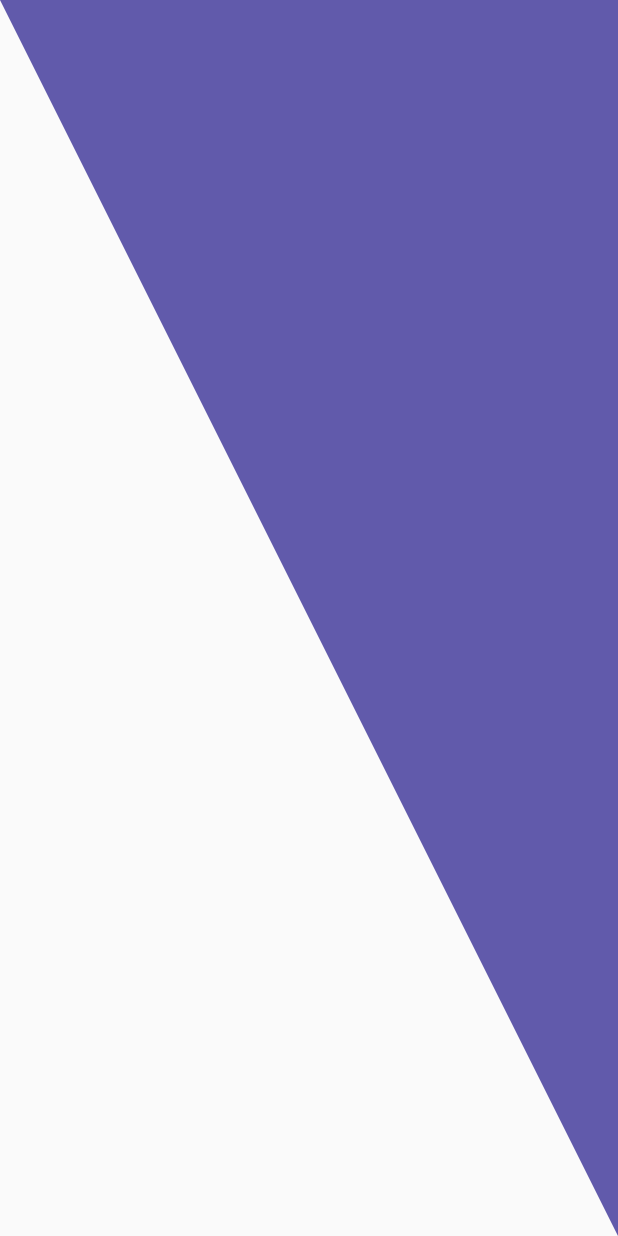
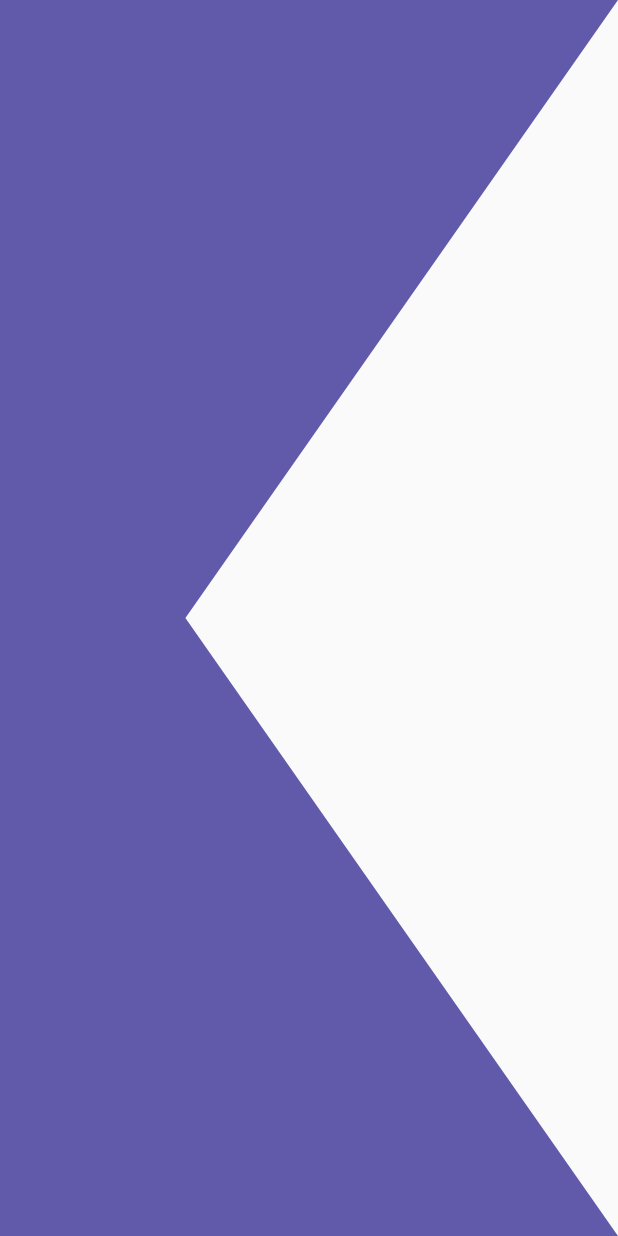
Before and after one commit to ddienu/Designs-, a Flutter app: the screen it shows after launch, on a phone screen of 412 x 824 dp. Run offline on Flutter 3.47's test engine with Material 2 defaults, Android fonts, the phone set to English and light mode, and no system bars.

Commit message:
Update: headers widget, update: headers page
Update headers widget with a new method called HeaderZigZag and a class that extends to custom painter, by this way create a custom header with a zig zag design.
update headers page implementing the Header Zig Zag method into the body of the scaffold.

```diff
--- a/lib/src/pages/headers_page.dart
+++ b/lib/src/pages/headers_page.dart
@@ -9,7 +9,7 @@ class HeadersPage extends StatelessWidget {
   @override
   Widget build(BuildContext context) {
     return Scaffold(
-      body: HeaderTriangular(),
+      body: HeaderZigZig(),
     );
   }
 }
--- a/lib/src/widgets/headers_widget.dart
+++ b/lib/src/widgets/headers_widget.dart
@@ -113,6 +113,46 @@ class _HeaderTriangularPainter extends CustomPainter{
   bool shouldRepaint(covariant CustomPainter oldDelegate) {
     return true;
   }
+}
 
+class HeaderZigZig extends StatelessWidget {
+  const HeaderZigZig({Key? key}) : super(key: key);
 
+  @override
+  Widget build(BuildContext context) {
+    return Container(
+      width: double.infinity,
+      height: double.infinity,
+      child: CustomPaint(
+        painter: _HeaderZigZagPainter(),
+      )
+    );
+  }
 }
+
+class _HeaderZigZagPainter extends CustomPainter {
+  @override
+  void paint(Canvas canvas, Size size) {
+
+   final paint = Paint();
+
+   paint.color = const Color(0xFF615AAB);
+   paint.style = PaintingStyle.fill;
+
+   final path = Path();
+
+   path.lineTo(size.width, 0);
+   path.lineTo(size.width * 0.3, size.height * 0.5);
+   path.lineTo(size.width, size.height);
+   path.lineTo(0, size.height);
+
+   canvas.drawPath(path, paint);
+
+  }
+
+  @override
+  bool shouldRepaint(covariant CustomPainter oldDelegate) {
+
+    return true;
+  }
+}
```
